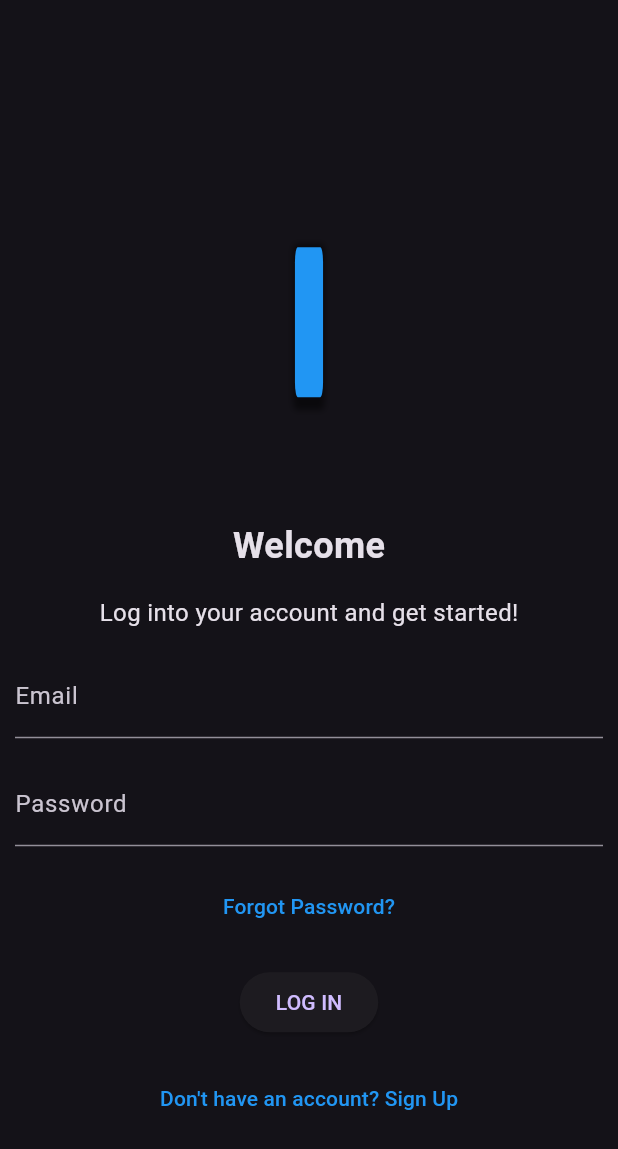
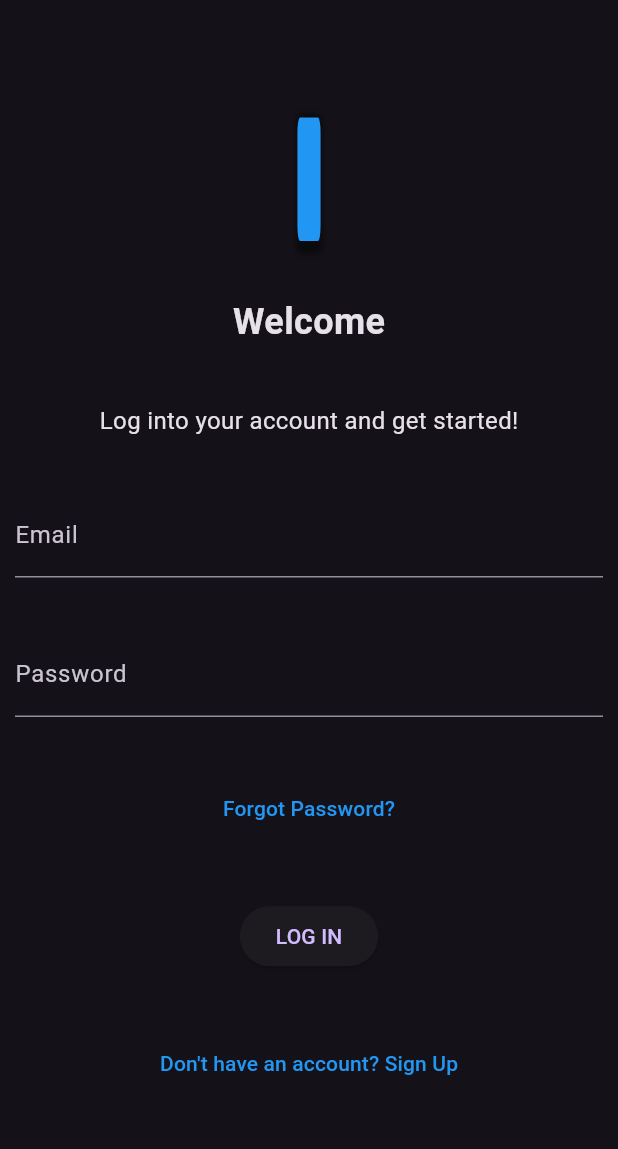
Before and after one commit to pranavpharer/designimp_proj, a Flutter app: the screen it shows after launch, after a tap on "LOG IN", on a phone screen of 412 x 824 dp. Shown: the top 1149 px of the screen. Run offline on Flutter 3.47's test engine with Material 3 defaults, Android fonts, the phone set to English and light mode, and no system bars.

Commit message:
Added some responsive and smaller resizing bugs

```diff
--- a/lib/Screens/login_screen.dart
+++ b/lib/Screens/login_screen.dart
@@ -1,6 +1,15 @@
+
 import 'package:flutter/material.dart';
-import 'dart:math';
 
+import '../Widgets/popupreg.dart';
+import '../Widgets/loginanimation.dart';
+
+ var _emailRegex = RegExp(
+  r"^[a-zA-Z0-9.!#$%&'*+/=?^_`{|}~-]+@[a-zA-Z0-9-]+(?:\.[a-zA-Z0-9-]+)*$",
+);
+bool isValidEmail(String? email) {
+  return _emailRegex.hasMatch(email!);
+}
 class LoginScreen extends StatefulWidget{
    LoginScreen({Key? key}) : super(key: key);
 
@@ -9,8 +18,11 @@ class LoginScreen extends StatefulWidget{
   // static const routeName = '/login';
 }
 class _loginScreenState extends State<LoginScreen>{
+ValueNotifier<String?> passwordNotifier = ValueNotifier('');
+
 @override
 Widget build(BuildContext context){
+
   double screenHeight = MediaQuery.of(context).size.height;
   double screenWidth = MediaQuery.of(context).size.width;
   return   Scaffold(
@@ -18,7 +30,7 @@ Widget build(BuildContext context){
     body: Container(
       height: screenHeight,
       width: screenWidth,
-      padding: EdgeInsets.fromLTRB(10,screenHeight/10, 10, screenHeight/10),
+      padding: EdgeInsets.fromLTRB(10,screenHeight/20, 10, screenHeight/20),
       child:ImageWidget(),
     ),
   );
@@ -26,21 +38,34 @@ Widget build(BuildContext context){
 }
 class ImageWidget extends StatelessWidget {
   ImageWidget({Key? key}) : super(key: key);
+  final _formkey = GlobalKey<FormState>();
+  void _savefom(){
+    _formkey.currentState!.validate();
+  }
   @override
   Widget build(BuildContext context) {
-    double screenHeight = MediaQuery.of(context).size.height;
-    double screenWidth = MediaQuery.of(context).size.width;
-    return  Column(
+    // final txtmul = Responsive.textMultiplier;
+    return  LayoutBuilder
+    (
+      builder: (BuildContext context, BoxConstraints constraints) {
+       final scnHeight=constraints.maxHeight;
+       final scnWidth = constraints.maxWidth;
+       return SingleChildScrollView(
+        child: Column(
+        mainAxisSize: MainAxisSize.max,
       children: [
        Container(
         // height: double.maxFinite,
         // width: double.maxFinite,
-       padding: EdgeInsets.fromLTRB(screenWidth/10,screenHeight/10,screenWidth/10,screenHeight/10),
-       child: LogoAnimation()
+       padding: EdgeInsets.fromLTRB(scnWidth/20,scnHeight/20,scnWidth/20,scnHeight/20),
+       child: LogoAnimation(),//Container(),//
        ),
-
-        // Text
-        const Text(
+      Form(
+        key: _formkey,
+        child: Column(
+          children: [
+         // Text
+         const Text(
           'Welcome',
           style: TextStyle(
             fontSize: 24,
@@ -48,7 +73,7 @@ class ImageWidget extends StatelessWidget {
           ),
         ),
 
-        const SizedBox(height: 16),
+        SizedBox(height: scnHeight/20),
 
         const Text(
           'Log into your account and get started!',
@@ -57,25 +82,37 @@ class ImageWidget extends StatelessWidget {
           ),
         ),
 
-        const SizedBox(height: 16),
+        SizedBox(height: scnHeight/20),
 
         // Email
         TextFormField(
           decoration: const InputDecoration(
             labelText: 'Email',
           ),
+          validator: (value) {
+              if (!isValidEmail(value) ){
+               return " Insert valid email";
+              }
+              return null;
+          },
         ),
 
-        const SizedBox(height: 16),
+        SizedBox(height: scnHeight/20),
 
         // Password
         TextFormField(
           decoration:  const InputDecoration(
             labelText: 'Password',
           ),
+          validator: (value) {
+              if(value!.isEmpty|| value.length<=8){
+                return "Enter valid password";
+              }
+              return null;
+          },
         ),
 
-        const SizedBox(height: 16),
+        SizedBox(height: scnHeight/20),
 
         // Forgot Password
         TextButton(
@@ -88,97 +125,40 @@ class ImageWidget extends StatelessWidget {
           ),
         ),
 
-        const SizedBox(height: 16),
+        SizedBox(height: scnHeight/20),
 
         // Login Button
         ElevatedButton(
-          onPressed: () {},
+          onPressed:_savefom,
           child: const Text('LOG IN'),
         ),
 
-        const SizedBox(height: 16),
+        SizedBox(height: scnHeight/20),
 
         // Sign Up Button
         TextButton(
-          onPressed: () {},
-          child: const Text(
+          onPressed: () {
+            showDialog(
+              context: context,
+              builder: (context) {
+                return const RegistrationPopup();
+               },
+            );
+          },
+          child: const  Text(
             'Don\'t have an account? Sign Up',
             style: TextStyle(
               color: Colors.blue,
             ),
           ),
         ),
+      ],)
+      )
+
       ],
-    );
-  }
-}
-
-class LogoAnimation extends StatefulWidget{
-  @override
-  _LogoAnimationState createState() => _LogoAnimationState();
-}
-class _LogoAnimationState extends State<LogoAnimation> with TickerProviderStateMixin{
-  late AnimationController _animationController;
-  late Animation<double> _rotationAnimation;
-  @override
-  void initState() {
-    super.initState();
-
-    _animationController = AnimationController(
-      vsync: this,
-      duration: const Duration(seconds: 5),
-    );
-
-    _rotationAnimation = Tween<double>(
-      begin: 0.0,
-      end:  2 * pi,
-    ).animate(_animationController);
-
-    _animationController.repeat(reverse: true);
-  }
-
-  @override
-void dispose() {
-    _animationController.dispose();
-    super.dispose();
-  }
-Widget build(BuildContext context){
-  return AnimatedBuilder(
-    animation: _rotationAnimation,
-    builder: (context,child) {
-            return Transform(
-              alignment: Alignment.center,
-              transform: Matrix4.identity()
-                // ..rotateX(
-                //   _rotationAnimation.value,
-                // )
-                ..rotateY(
-                  _rotationAnimation.value,
-                )
-                // ..rotateZ(
-                //   _rotationAnimation.value,
-                // )
-                ,
-              child: Container(
-                width: 100,
-                height: 100,
-                decoration: BoxDecoration(
-                  color: Colors.blue,
-                  borderRadius: BorderRadius.circular(10),
-                  boxShadow: [
-                    BoxShadow(
-                      color: Colors.black.withOpacity(0.5),
-                      spreadRadius: 5,
-                      blurRadius: 7,
-                      offset: const Offset(0, 3),
-                    ),
-                  ],
-                ),
-                // child: CustomPaint(painter: WPainter(animationValue: _animationController.value),)
-              ),
-            );
-          },
+    ),
+       );
+       }
     );
 }
-
 }
--- /dev/null
+++ b/lib/Widgets/loginanimation.dart
@@ -0,0 +1,73 @@
+import 'package:flutter/material.dart';
+import 'dart:math';
+class LogoAnimation extends StatefulWidget{
+  @override
+  _LogoAnimationState createState() => _LogoAnimationState();
+}
+class _LogoAnimationState extends State<LogoAnimation> with TickerProviderStateMixin{
+  late AnimationController _animationController;
+  late Animation<double> _rotationAnimation;
+  @override
+  void initState() {
+    super.initState();
+
+    _animationController = AnimationController(
+      vsync: this,
+      duration: const Duration(seconds: 5),
+    );
+
+    _rotationAnimation = Tween<double>(
+      begin: 0.0,
+      end:  2 * pi,
+    ).animate(_animationController);
+
+    _animationController.repeat(reverse: true);
+  }
+
+  @override
+void dispose() {
+    _animationController.dispose();
+    super.dispose();
+  }
+Widget build(BuildContext context){
+  double screenHeight = MediaQuery.of(context).size.height;
+  double screenWidth = MediaQuery.of(context).size.width;
+    return   AnimatedBuilder(
+    animation: _rotationAnimation,
+    builder: (context,child) {
+            return Transform(
+              alignment: Alignment.center,
+              transform: Matrix4.identity()
+                // ..rotateX(
+                //   _rotationAnimation.value,
+                // )
+                ..rotateY(
+                  _rotationAnimation.value,
+                )
+                // ..rotateZ(
+                //   _rotationAnimation.value,
+                // )
+                ,
+              child: Container(
+                width: screenWidth/5,
+                height: screenHeight/10,
+                decoration: BoxDecoration(
+                  color: Colors.blue,
+                  borderRadius: BorderRadius.circular(10),
+                  boxShadow: [
+                    BoxShadow(
+                      color: Colors.black.withOpacity(0.5),
+                      spreadRadius: 5,
+                      blurRadius: 7,
+                      offset: const Offset(0, 3),
+                    ),
+                  ],
+                ),
+                // child: CustomPaint(painter: WPainter(animationValue: _animationController.value),)
+              ),
+            );
+          },
+    );
+
+}
+}
--- /dev/null
+++ b/lib/responsive.dart
@@ -0,0 +1,32 @@
+import 'package:flutter/cupertino.dart';
+
+// class Responsive {
+// static double screenHeight;
+// static double screenWidth;
+// static double textMultiplier = 0;
+//   void init(BoxConstraints constraints, Orientation orientation){
+//   screenHeight = constraints.maxHeight;
+//   screenWidth = constraints.maxWidth;
+//   //final mult = screenHeight*screenWidth;
+//   textMultiplier =  screenHeight / screenWidth;
+//   print(screenHeight); print(screenWidth); print(textMultiplier);
+//   //print(mult);
+// }
+// }
+
+class Responsive {
+  static double? screenHeight;
+  static double? screenWidth;
+  static double textMultiplier = 0;
+
+  void init(BoxConstraints constraints, Orientation orientation) {
+    screenHeight = constraints.maxHeight;
+    if (orientation == Orientation.portrait) {
+      screenWidth = constraints.maxWidth;
+    } else {
+      screenWidth = constraints.maxWidth * 0.8;
+    }
+    textMultiplier = screenHeight! / screenWidth!;
+    //print(mult);
+  }
+}
--- a/pubspec.yaml
+++ b/pubspec.yaml
@@ -10,6 +10,12 @@ dependencies:
   flutter:
     sdk: flutter
 
+  cupertino_icons: ^1.0.1
+  google_maps_flutter: ^2.5.0
+  camera:
+  flutter_icons: ^1.1.0
+  page_transition:
+  video_player:
 dev_dependencies:
   flutter_test:
     sdk: flutter
```
Also changed, not shown: lib/Widgets/popupreg.dart (added, +99 -0 lines), lib/form.dart (added, +23 -0 lines), lib/Screens/mapscreen.dart (added), lib/Widgets/loadingpage.dart (renamed from lib/loadingpage.dart).
